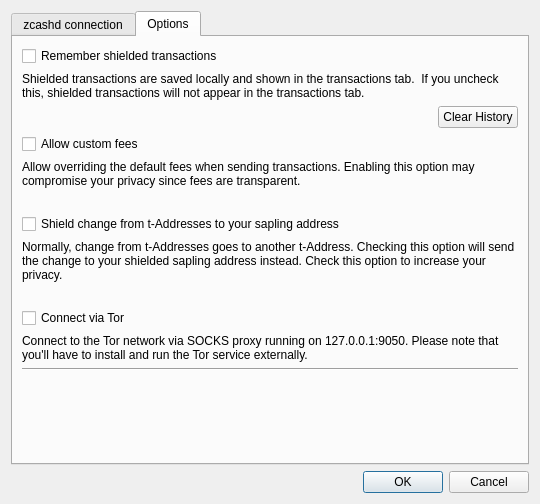
Qt form src/settings.ui (z-bitcoinz/BitcoinZ_Blue) before a commit.
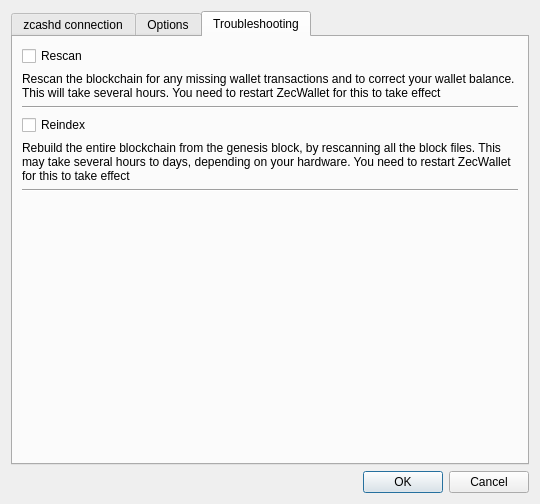
The same form after that commit.

What changed in the file:
```diff
--- a/src/settings.ui
+++ b/src/settings.ui
@@ -26,7 +26,7 @@
    <item>
     <widget class="QTabWidget" name="tabWidget">
      <property name="currentIndex">
-      <number>1</number>
+      <number>2</number>
      </property>
      <widget class="QWidget" name="tab">
       <attribute name="title">
@@ -269,6 +269,74 @@
        </item>
       </layout>
      </widget>
+     <widget class="QWidget" name="tab_3">
+      <attribute name="title">
+       <string>Troubleshooting</string>
+      </attribute>
+      <layout class="QGridLayout" name="gridLayout_2">
+       <item row="3" column="0">
+        <widget class="QCheckBox" name="chkReindex">
+         <property name="text">
+          <string>Reindex</string>
+         </property>
+        </widget>
+       </item>
+       <item row="1" column="0">
+        <widget class="QLabel" name="label_9">
+         <property name="text">
+          <string>Rescan the blockchain for any missing wallet transactions and to correct your wallet balance. This will take several hours. You need to restart ZecWallet for this to take effect</string>
+         </property>
+         <property name="wordWrap">
+          <bool>true</bool>
+         </property>
+        </widget>
+       </item>
+       <item row="0" column="0">
+        <widget class="QCheckBox" name="chkRescan">
+         <property name="text">
+          <string>Rescan</string>
+         </property>
+        </widget>
+       </item>
+       <item row="2" column="0">
+        <widget class="Line" name="line_3">
+         <property name="orientation">
+          <enum>Qt::Horizontal</enum>
+         </property>
+        </widget>
+       </item>
+       <item row="6" column="0">
+        <spacer name="verticalSpacer_3">
+         <property name="orientation">
+          <enum>Qt::Vertical</enum>
+         </property>
+         <property name="sizeHint" stdset="0">
+          <size>
+           <width>20</width>
+           <height>40</height>
+          </size>
+         </property>
+        </spacer>
+       </item>
+       <item row="4" column="0">
+        <widget class="QLabel" name="label_11">
+         <property name="text">
+          <string>Rebuild the entire blockchain from the genesis block, by rescanning all the block files. This may take several hours to days, depending on your hardware. You need to restart ZecWallet for this to take effect</string>
+         </property>
+         <property name="wordWrap">
+          <bool>true</bool>
+         </property>
+        </widget>
+       </item>
+       <item row="5" column="0">
+        <widget class="Line" name="line_4">
+         <property name="orientation">
+          <enum>Qt::Horizontal</enum>
+         </property>
+        </widget>
+       </item>
+      </layout>
+     </widget>
     </widget>
    </item>
    <item>
```
